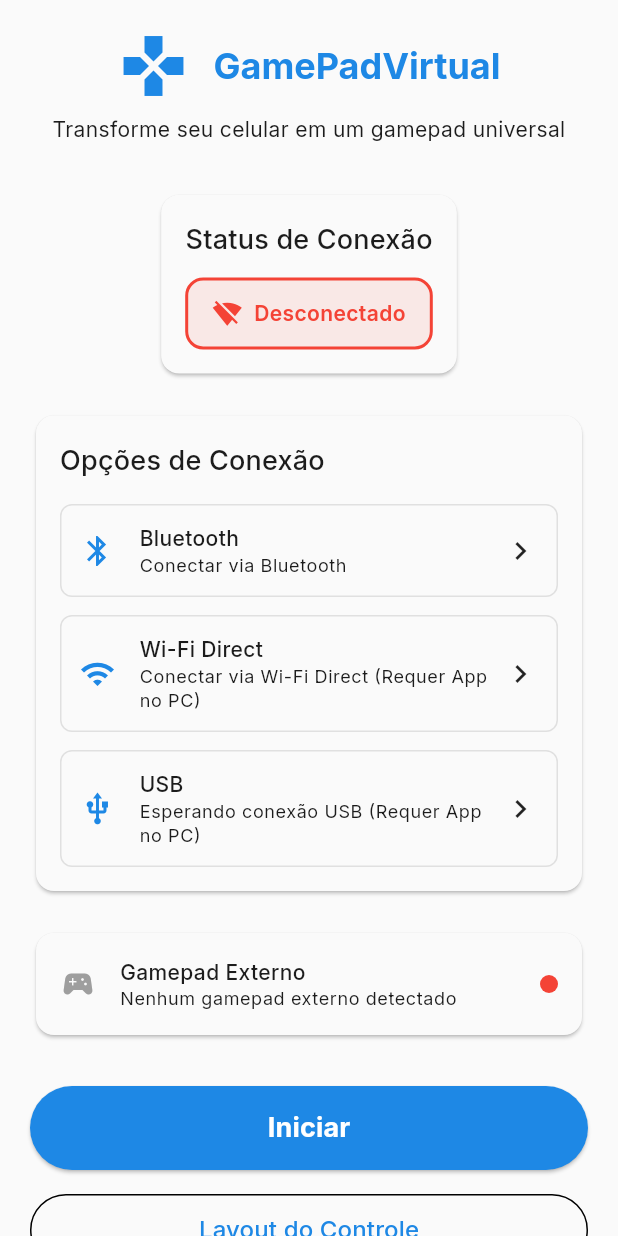
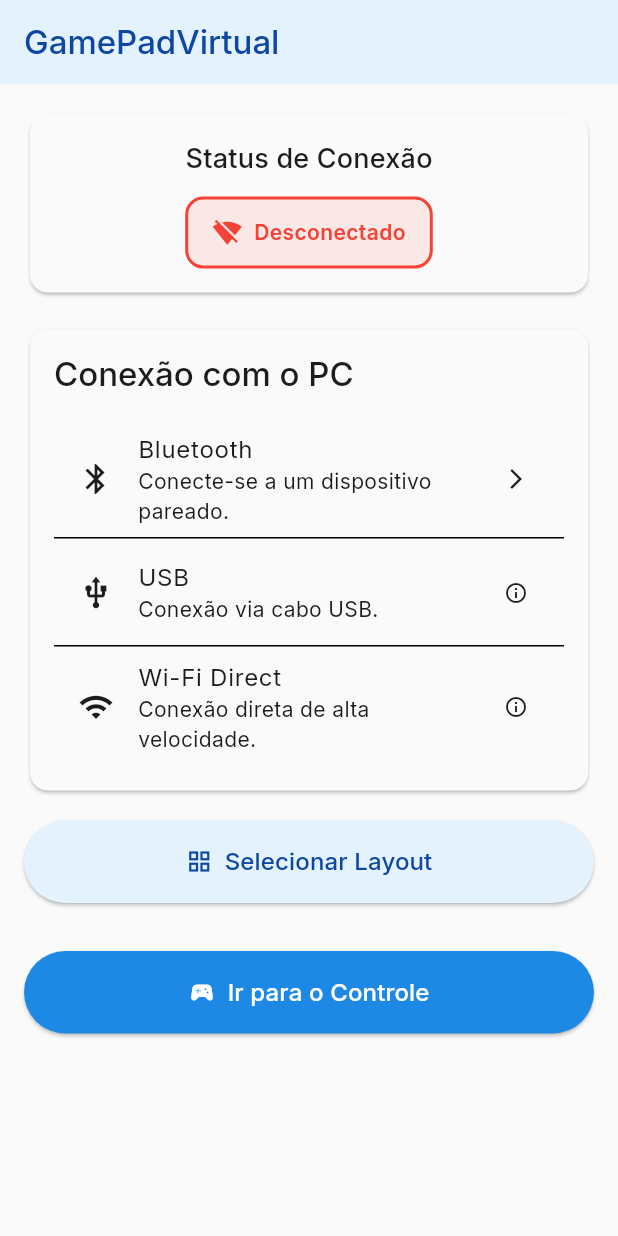
Before and after one commit to KaleoNabor/GamePadVirtual, a Flutter app: the screen it shows after launch, on a phone screen of 412 x 824 dp. Run offline on Flutter 3.47's test engine with Material 3 defaults, Android fonts, the light colour scheme and no system bars; our stand-ins replace flutter_bluetooth_serial, google_fonts, permission_handler, sensors_plus, shared_preferences, vibration and 1 more; missing offline and left inert: disable_battery_optimization, usb_serial.

Commit message:
1. Icone na barra de notificação possui opção de encerramento. 2. Opção de rodar em segundo plano para gamepad externo(Vibrações e outras funções de giroscopio e acelerometro não funcionam correntamente)

```diff
--- a/lib/screens/home_screen.dart
+++ b/lib/screens/home_screen.dart
@@ -6,6 +6,7 @@ import 'package:gamepadvirtual/widgets/connection_status.dart';
 import 'package:gamepadvirtual/screens/gamepad_screen.dart';
 import 'package:gamepadvirtual/screens/layout_selection_screen.dart';
 import 'package:gamepadvirtual/services/gamepad_input_service.dart';
+import 'package:gamepadvirtual/services/storage_service.dart';
 
 class HomeScreen extends StatefulWidget {
   const HomeScreen({super.key});
@@ -14,75 +15,170 @@ class HomeScreen extends StatefulWidget {
   State<HomeScreen> createState() => _HomeScreenState();
 }
 
-// Em lib/screens/home_screen.dart
-
 class _HomeScreenState extends State<HomeScreen> {
-  // ADICIONADO: Serviço para detectar o gamepad externo
+  // SERVICES
   final GamepadInputService _gamepadInputService = GamepadInputService();
   final ConnectionService _connectionService = ConnectionService();
-
-  // Estado da conexão com o PC (BT/USB)
+  final StorageService _storageService = StorageService();
+  // STATE VARIABLES
+  // Estado da conexão com o PC (BT/USB/WiFi)
   models.ConnectionState _connectionState = models.ConnectionState.disconnected();
-  // ADICIONADO: Estado do gamepad externo conectado ao celular
+  // Estado do gamepad externo conectado ao celular
   models.ConnectionState _externalGamepadState = models.ConnectionState.disconnected();
 
   @override
   void initState() {
     super.initState();
-    // Garante que o serviço de detecção seja inicializado
+    // Garante que o serviço de detecção de gamepad externo seja inicializado
     _gamepadInputService.initialize();
 
-    // Ouve o estado da conexão com o PC
+    // 1. Ouve o estado da conexão com o PC (Virtual Gamepad)
     _connectionService.connectionStateStream.listen((state) {
       if (mounted) {
-        setState(() {
-          _connectionState = state;
+        setState(() => _connectionState = state);
+      }
+      // NOVO: Navega para a tela de controle quando a conexão é estabelecida.
+      _goToGamepadIfConnected(state);
     });
+
+    // 2. Ouve o estado da conexão com o Gamepad Externo
+    _gamepadInputService.connectionStream.listen((state) {
+      if (mounted) {
+        setState(() => _externalGamepadState = state);
       }
     });
 
-    // Ouve o estado do gamepad externo
-    _gamepadInputService.connectionStream.listen((state) {
-      if (mounted) {
-        setState(() {
-          _externalGamepadState = state;
-        });
+    // 3. Ouve o status do serviço (usado para detectar se o serviço foi parado pela notificação)
+    _gamepadInputService.serviceStatusStream.listen((status) {
+      if (status == "STOPPED" && _connectionService.currentState.isConnected) {
+        // Se o serviço for parado (via notificação) enquanto o controle virtual está ativo,
+        // o ConnectionService deve ser notificado para atualizar o estado no app.
+        _connectionService.disconnect();
+        // Nota: O stopGamepadService() em Dart foi chamado, o que invocou a parada
+        // no Kotlin e, em seguida, o onDestroy enviou este status "STOPPED".
       }
     });
 
-    // Pega o estado inicial de ambos os serviços
-    setState(() {
-      _connectionState = _connectionService.currentState;
-      _externalGamepadState = _gamepadInputService.currentState;
+    // NOVO: Checa o estado da conexão logo no início.
+    // Isso é crucial para o requisito de voltar para a GamepadScreen ao clicar na notificação
+    // e o app ser reativado.
+    _goToGamepadIfConnected(_connectionService.currentState);
+  }
+
+  // NOVO: Função para redirecionar para GamepadScreen
+  void _goToGamepadIfConnected(models.ConnectionState state) {
+  if (state.isConnected && !state.isExternalGamepad) {
+    WidgetsBinding.instance.addPostFrameCallback((_) async { // Adicione 'async' aqui
+      if (ModalRoute.of(context)?.settings.name != '/gamepad') {
+        // Primeiro, lemos a configuração salva
+        final bool hapticsOn = await _storageService.isHapticFeedbackEnabled();
+
+        // Só navegamos se o widget ainda estiver montado
+        if (!mounted) return;
+
+        Navigator.pushReplacement(
+          context,
+          MaterialPageRoute(
+            builder: (context) => const GamepadScreen(),
+            settings: const RouteSettings(name: '/gamepad'),
+          ),
+        );
+        // Agora, passamos a configuração lida ao iniciar o serviço
+        _gamepadInputService.startGamepadService(hapticsEnabled: hapticsOn);
+      }
     });
+  }
 }
 
   @override
   Widget build(BuildContext context) {
     return Scaffold(
-      body: SafeArea(
-        child: SingleChildScrollView(
-          padding: const EdgeInsets.all(20),
+      appBar: AppBar(
+        title: const Text('GamePadVirtual'),
+        elevation: 0,
+      ),
+      body: SingleChildScrollView(
+        child: Padding(
+          padding: const EdgeInsets.all(16.0),
           child: Column(
+            crossAxisAlignment: CrossAxisAlignment.stretch,
             children: [
-              // Header
-              _buildHeader(),
-              const SizedBox(height: 30),
+              // Status do Gamepad Virtual (PC)
+              ConnectionStatusCard(connectionState: _connectionState),
+              const SizedBox(height: 16),
 
-              // Connection Status
-              ConnectionStatusCard(connectionState: _connectionState),
-              const SizedBox(height: 20),
+              // Status do Gamepad Externo (Celular)
+              if (_externalGamepadState.isConnected) ...[
+                ConnectionStatusCard(connectionState: _externalGamepadState),
+                const SizedBox(height: 16),
+              ],
 
-              // Connection Options
-              _buildConnectionOptions(),
-              const SizedBox(height: 20),
+              Card(
+                child: Padding(
+                  padding: const EdgeInsets.all(16.0),
+                  child: Column(
+                    crossAxisAlignment: CrossAxisAlignment.start,
+                    children: [
+                      Text(
+                        'Conexão com o PC',
+                        style: Theme.of(context).textTheme.titleLarge,
+                      ),
+                      const SizedBox(height: 16),
 
-              // External Gamepad Status
-              _buildExternalGamepadStatus(),
-              const SizedBox(height: 30),
+                      // Opções de Conexão
+                      ListTile(
+                        leading: const Icon(Icons.bluetooth),
+                        title: const Text('Bluetooth'),
+                        subtitle: const Text('Conecte-se a um dispositivo pareado.'),
+                        trailing: const Icon(Icons.arrow_forward_ios, size: 16),
+                        onTap: () => _openBluetoothConnection(context),
+                      ),
+                      const Divider(height: 0),
+                      ListTile(
+                        leading: const Icon(Icons.usb),
+                        title: const Text('USB'),
+                        subtitle: const Text('Conexão via cabo USB.'),
+                        trailing: const Icon(Icons.info_outline, size: 16),
+                        onTap: _connectUSB,
+                      ),
+                      const Divider(height: 0),
+                      ListTile(
+                        leading: const Icon(Icons.wifi),
+                        title: const Text('Wi-Fi Direct'),
+                        subtitle: const Text('Conexão direta de alta velocidade.'),
+                        trailing: const Icon(Icons.info_outline, size: 16),
+                        onTap: () { /* Implementar lógica Wi-Fi Direct */ },
+                      ),
+                    ],
+                  ),
+                ),
+              ),
+              const SizedBox(height: 16),
 
-              // Action Buttons
-              _buildActionButtons(),
+              // Botão Selecionar Layout
+              ElevatedButton.icon(
+                onPressed: _goToLayoutSelection,
+                icon: const Icon(Icons.grid_view),
+                label: const Text('Selecionar Layout'),
+                style: ElevatedButton.styleFrom(
+                  padding: const EdgeInsets.symmetric(vertical: 16),
+                  backgroundColor: Theme.of(context).colorScheme.primaryContainer,
+                  foregroundColor: Theme.of(context).colorScheme.onPrimaryContainer,
+                ),
+              ),
+              const SizedBox(height: 32),
+
+              // Botão Ir para o Gamepad
+              ElevatedButton.icon(
+                onPressed: _goToGamepad,
+                icon: const Icon(Icons.sports_esports),
+                label: const Text('Ir para o Controle'),
+                style: ElevatedButton.styleFrom(
+                  padding: const EdgeInsets.symmetric(vertical: 16),
+                  backgroundColor: Theme.of(context).colorScheme.primary,
+                  foregroundColor: Theme.of(context).colorScheme.onPrimary,
+                ),
+              ),
             ],
           ),
         ),
@@ -90,266 +186,43 @@ class _HomeScreenState extends State<HomeScreen> {
     );
   }
 
-  Widget _buildHeader() {
-    return Column(
-      children: [
-        Row(
-          mainAxisAlignment: MainAxisAlignment.center,
-          children: [
-            Icon(
-              Icons.gamepad,
-              size: 48,
-              color: Theme.of(context).colorScheme.primary,
-            ),
-            const SizedBox(width: 16),
-            Text(
-              'GamePadVirtual',
-              style: Theme.of(context).textTheme.headlineMedium?.copyWith(
-                    fontWeight: FontWeight.bold,
-                    color: Theme.of(context).colorScheme.primary,
-                  ),
-            ),
-          ],
-        ),
-        const SizedBox(height: 8),
-        Text(
-          'Transforme seu celular em um gamepad universal',
-          style: Theme.of(context).textTheme.bodyMedium,
-          textAlign: TextAlign.center,
-        ),
-      ],
-    );
-  }
+  // --- MÉTODOS AUXILIARES ---
 
-  Widget _buildConnectionOptions() {
-    return Card(
-      child: Padding(
-        padding: const EdgeInsets.all(16),
-        child: Column(
-          crossAxisAlignment: CrossAxisAlignment.start,
-          children: [
-            Text(
-              'Opções de Conexão',
-              style: Theme.of(context).textTheme.titleMedium,
-            ),
-            const SizedBox(height: 16),
-            _buildConnectionOption(
-              icon: Icons.bluetooth,
-              title: 'Bluetooth',
-              subtitle: 'Conectar via Bluetooth',
-              onTap: _showBluetoothDevices,
-            ),
-            const SizedBox(height: 12),
-            _buildConnectionOption(
-              icon: Icons.wifi,
-              title: 'Wi-Fi Direct',
-              subtitle: 'Conectar via Wi-Fi Direct (Requer App no PC)',
-              onTap: _showWifiDirectOptions,
-            ),
-            const SizedBox(height: 12),
-            _buildConnectionOption(
-              icon: Icons.usb,
-              title: 'USB',
-              subtitle: 'Esperando conexão USB (Requer App no PC)',
-              onTap: _connectUSB,
-            ),
-          ],
-        ),
-      ),
-    );
-  }
+  void _openBluetoothConnection(BuildContext context) async {
 
-  Widget _buildConnectionOption({
-    required IconData icon,
-    required String title,
-    required String subtitle,
-    required VoidCallback onTap,
-  }) {
-    return InkWell(
-      onTap: onTap,
-      borderRadius: BorderRadius.circular(8),
-      child: Container(
-        padding: const EdgeInsets.all(12),
-        decoration: BoxDecoration(
-          border: Border.all(color: Colors.grey.shade300),
-          borderRadius: BorderRadius.circular(8),
-        ),
-        child: Row(
-          children: [
-            Icon(icon, color: Theme.of(context).colorScheme.primary),
-            const SizedBox(width: 16),
-            Expanded(
-              child: Column(
-                crossAxisAlignment: CrossAxisAlignment.start,
-                children: [
-                  Text(
-                    title,
-                    style: const TextStyle(
-                      fontWeight: FontWeight.w500,
-                    ),
-                  ),
-                  Text(
-                    subtitle,
-                    style: Theme.of(context).textTheme.bodySmall,
-                  ),
-                ],
-              ),
-            ),
-            const Icon(Icons.chevron_right),
-          ],
-        ),
-      ),
-    );
-  }
-
-  Widget _buildExternalGamepadStatus() {
-    // MODIFICADO: Usa o estado de conexão do gamepad externo
-    final bool hasExternalGamepad = _externalGamepadState.isExternalGamepad && _externalGamepadState.isConnected;
-
-    return Card(
-      child: Padding(
-        padding: const EdgeInsets.all(16),
-        child: Row(
-          children: [
-            Icon(
-              Icons.sports_esports,
-              color: hasExternalGamepad ? Colors.green : Colors.grey,
-            ),
-            const SizedBox(width: 16),
-            Expanded(
-              child: Column(
-                crossAxisAlignment: CrossAxisAlignment.start,
-                children: [
-                  const Text(
-                    'Gamepad Externo',
-                    style: TextStyle(fontWeight: FontWeight.w500),
-                  ),
-                  Text(
-                    hasExternalGamepad
-                        ? 'Gamepad externo conectado'
-                        : 'Nenhum gamepad externo detectado',
-                    style: Theme.of(context).textTheme.bodySmall,
-                  ),
-                ],
-              ),
-            ),
-            Container(
-              width: 12,
-              height: 12,
-              decoration: BoxDecoration(
-                color: hasExternalGamepad ? Colors.green : Colors.red,
-                shape: BoxShape.circle,
-              ),
-            ),
-          ],
-        ),
-      ),
-    );
-  }
-
-  Widget _buildActionButtons() {
-    return Column(
-      children: [
-        SizedBox(
-          width: double.infinity,
-          height: 56,
-          child: ElevatedButton(
-            onPressed: _goToGamepad,
-            style: ElevatedButton.styleFrom(
-              backgroundColor: Theme.of(context).colorScheme.primary,
-              foregroundColor: Theme.of(context).colorScheme.onPrimary,
-            ),
-            child: const Text(
-              'Iniciar',
-              style: TextStyle(fontSize: 18, fontWeight: FontWeight.bold),
-            ),
-          ),
-        ),
-        const SizedBox(height: 16),
-        SizedBox(
-          width: double.infinity,
-          height: 48,
-          child: OutlinedButton(
-            onPressed: _goToLayoutSelection,
-            child: const Text('Layout do Controle'),
-          ),
-        ),
-      ],
-    );
-  }
-
-  void _showBluetoothDevices() async {
-    final devices = await _connectionService.getBluetoothDevices();
+    final List<BluetoothDevice> bondedDevices =
+        await _connectionService.getPairedDevices();
 
     if (!mounted) return;
 
-    if (devices.isEmpty) {
-      ScaffoldMessenger.of(context).showSnackBar(const SnackBar(
-        content: Text('Nenhum dispositivo pareado. Abrindo configurações...'),
-      ));
-      await _connectionService.openBluetoothSettings();
+    if (bondedDevices.isEmpty) {
+      ScaffoldMessenger.of(context).showSnackBar(
+        const SnackBar(
+            content: Text(
+                'Nenhum dispositivo Bluetooth pareado encontrado. Certifique-se de parear com o PC.')),
+      );
       return;
     }
 
     showModalBottomSheet(
       context: context,
-      builder: (context) => _buildBluetoothDevicesList(devices),
-    );
-  }
-
-  Widget _buildBluetoothDevicesList(List<BluetoothDevice> devices) {
-    return Container(
-      padding: const EdgeInsets.all(20),
-      child: Column(
-        mainAxisSize: MainAxisSize.min,
-        crossAxisAlignment: CrossAxisAlignment.start,
-        children: [
-          Text(
-            'Dispositivos Bluetooth',
-            style: Theme.of(context).textTheme.titleLarge,
-          ),
-          const SizedBox(height: 16),
-          ...devices.map((device) => ListTile(
-                leading: const Icon(Icons.bluetooth),
+      builder: (context) {
+        return ListView.builder(
+          itemCount: bondedDevices.length,
+          itemBuilder: (context, index) {
+            final device = bondedDevices[index];
+            return ListTile(
               title: Text(device.name ?? 'Dispositivo Desconhecido'),
               subtitle: Text(device.address),
+              leading: const Icon(Icons.bluetooth_connected),
               onTap: () {
                 Navigator.pop(context);
                 _connectBluetooth(device);
               },
-              )),
-          const SizedBox(height: 16),
-          SizedBox(
-            width: double.infinity,
-            child: TextButton(
-              onPressed: () {
-                Navigator.pop(context);
-                _connectionService.openBluetoothSettings();
+            );
           },
-              child: const Text('Abrir Configurações Bluetooth'),
-            ),
-          ),
-        ],
-      ),
         );
-  }
-
-  void _showWifiDirectOptions() {
-    showDialog(
-      context: context,
-      builder: (context) => AlertDialog(
-        title: const Text('Conexão Wi-Fi Direct'),
-        content: const Text(
-            'Esta funcionalidade será implementada em futuras versões e necessitará de um programa no computador para funcionar.'),
-        actions: [
-          TextButton(
-            onPressed: () {
-              Navigator.pop(context);
       },
-            child: const Text('Entendido'),
-          ),
-        ],
-      ),
     );
   }
 
@@ -378,6 +251,7 @@ class _HomeScreenState extends State<HomeScreen> {
         const SnackBar(content: Text('Falha ao conectar via Bluetooth')),
       );
     }
+    // Se for sucesso, o listener em initState (_goToGamepadIfConnected) cuida da navegação.
   }
 
   void _connectUSB() async {
@@ -398,9 +272,13 @@ class _HomeScreenState extends State<HomeScreen> {
   }
 
   void _goToGamepad() {
+    // Navegação manual (se não estiver conectado)
     Navigator.push(
       context,
-      MaterialPageRoute(builder: (context) => const GamepadScreen()),
+      MaterialPageRoute(
+        builder: (context) => const GamepadScreen(),
+        settings: const RouteSettings(name: '/gamepad'),
+      ),
     );
   }
 
```
Also changed, not shown: lib/screens/gamepad_screen.dart (+122 -71 lines), lib/services/connection_service.dart (+11 -0 lines), lib/services/gamepad_input_service.dart (+15 -22 lines), 5 other files. Lines whose indentation alone changed are shown as unchanged.
